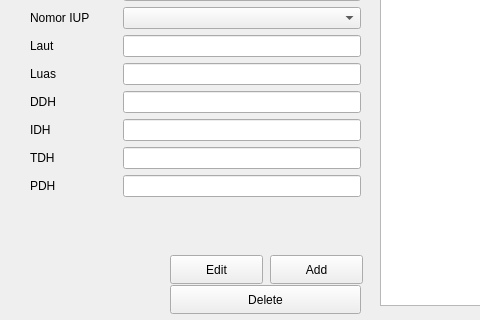
Old version of the form formcadangan.ui in the repository Yadija/tugas_visual_2; both pictures show x 0 to 480 and y 165 to 485 of the 1315 by 485 pixel window.
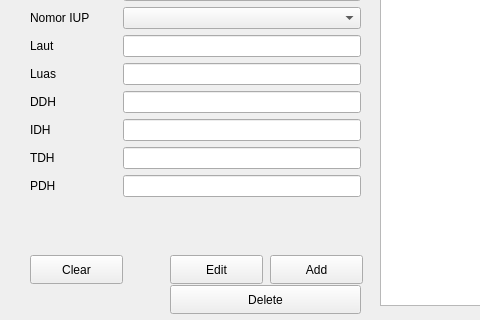
New version of the form.

Commit message: ⚒️build: add clean form and click table to form cadangan

Patch:
```diff
--- a/formcadangan.ui
+++ b/formcadangan.ui
@@ -202,6 +202,19 @@
     </rect>
    </property>
   </widget>
+  <widget class="QPushButton" name="pushButtonClear">
+   <property name="geometry">
+    <rect>
+     <x>30</x>
+     <y>420</y>
+     <width>93</width>
+     <height>29</height>
+    </rect>
+   </property>
+   <property name="text">
+    <string>Clear</string>
+   </property>
+  </widget>
  </widget>
  <resources/>
  <connections/>
```
The commit also changes 2 other files.
